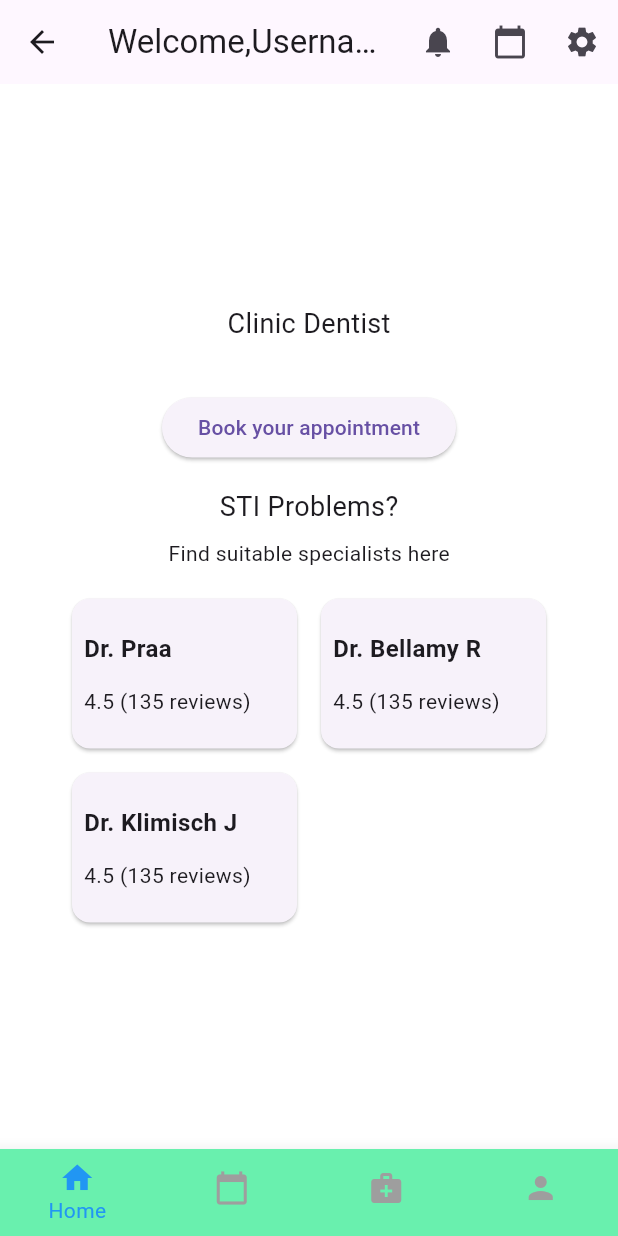
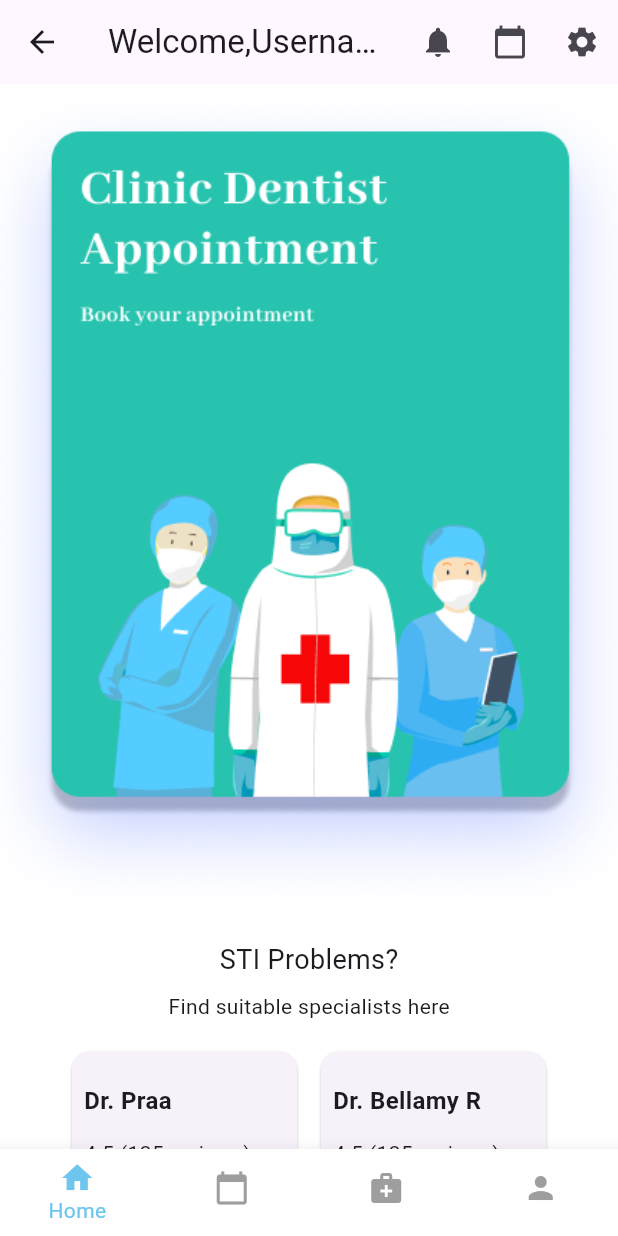
Before and after one commit to 6531503042/Deap-Mobile-Application, a Flutter app: the HomePage screen opened directly, on a phone screen of 412 x 824 dp. Run offline on Flutter 3.47's test engine with Material 3 defaults, Android fonts, the phone set to English and light mode, and no system bars; our stand-ins replace font_awesome_flutter, image_picker; statements that could not run were skipped.

Commit message:
update homepage again and again

```diff
--- a/lib/screens/home_page.dart
+++ b/lib/screens/home_page.dart
@@ -1,5 +1,4 @@
 import 'package:flutter/material.dart';
-
 
 class HomePage extends StatefulWidget {
   @override
@@ -66,7 +65,9 @@ class _HomePageState extends State<HomePage> {
           BottomNavigationBarItem(icon: Icon(Icons.person), label: 'Profile'),
         ],
         currentIndex: _selectedIndex,
-        selectedItemColor: Colors.blue,
+        selectedItemColor: Color.fromARGB(255, 110, 197, 238),
+        unselectedItemColor: Colors.grey,
+        backgroundColor: Colors.white,
         onTap: _onItemTapped,
       ),
     );
@@ -76,21 +77,11 @@ class _HomePageState extends State<HomePage> {
 class HomeTab extends StatelessWidget {
   @override
   Widget build(BuildContext context) {
-    return Center(
+    return SingleChildScrollView(
         child: Column(
       mainAxisAlignment: MainAxisAlignment.center,
       children: <Widget>[
-        Text(
-          'Clinic Dentist',
-          style: TextStyle(fontSize: 18),
-        ),
-        SizedBox(height: 32),
-        ElevatedButton(
-          onPressed: () {
-            // Add functionality for booking an appointment
-          },
-          child: Text('Book your appointment'),
-        ),
+        Image.asset('assets/Banner Animate.png'),
         SizedBox(height: 16),
         Text(
           'STI Problems?',
```
